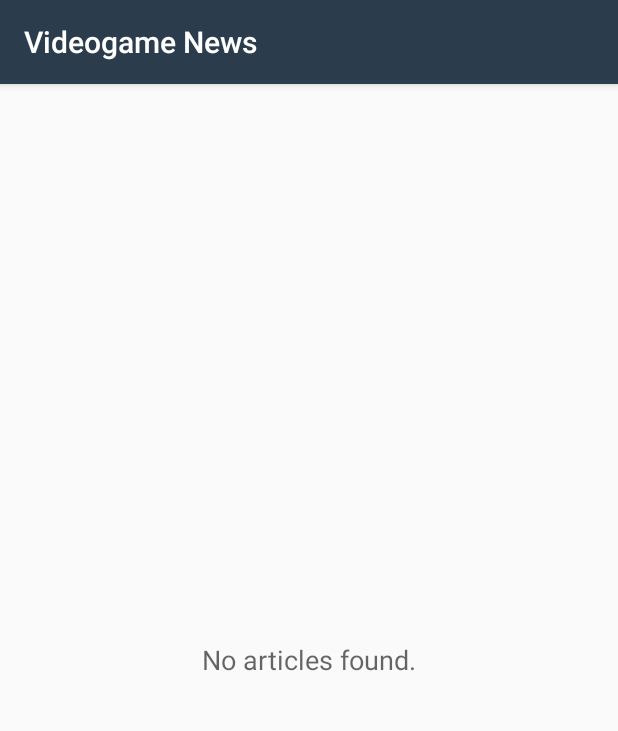
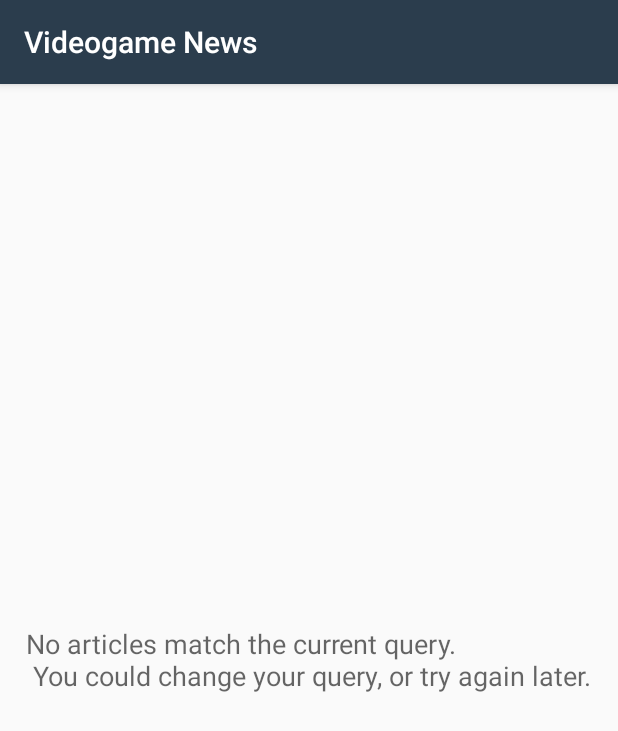
Before and after one commit to WillMcIntosh/NewsApp, an Android app: the screen it shows after launch (MainActivity), on a phone screen of 412 x 824 dp. Shown: the top 731 px of the screen. Run offline under Robolectric (Android 15) with nearby library versions, the phone set to English and light mode, and no system bars.

Commit message:
code review additions.

```diff
--- a/app/src/main/java/com/willmcintosh/videogamenews/MainActivity.java
+++ b/app/src/main/java/com/willmcintosh/videogamenews/MainActivity.java
@@ -4,17 +4,15 @@ import android.app.LoaderManager;
 import android.app.LoaderManager.LoaderCallbacks;
 import android.content.Context;
 import android.content.Intent;
-import android.content.Loader;
 import android.content.pm.PackageManager;
 import android.content.pm.ResolveInfo;
-import android.content.res.Resources;
 import android.net.ConnectivityManager;
 import android.net.NetworkInfo;
 import android.net.Uri;
+import android.content.Loader;
 import android.support.v7.app.AppCompatActivity;
 import android.os.Bundle;
 import android.view.View;
-import android.widget.Adapter;
 import android.widget.AdapterView;
 import android.widget.ListView;
 import android.widget.TextView;
--- a/app/src/main/res/values/strings.xml
+++ b/app/src/main/res/values/strings.xml
@@ -1,6 +1,6 @@
 <resources>
     <string name="app_name">Videogame News</string>
     <string name="guardian">asdf</string>
-    <string name="no_articles">No articles found.</string>
+    <string name="no_articles">No articles match the current query. \n You could change your query, or try again later.</string>
     <string name="no_internet">No Internet connection.</string>
 </resources>
```
